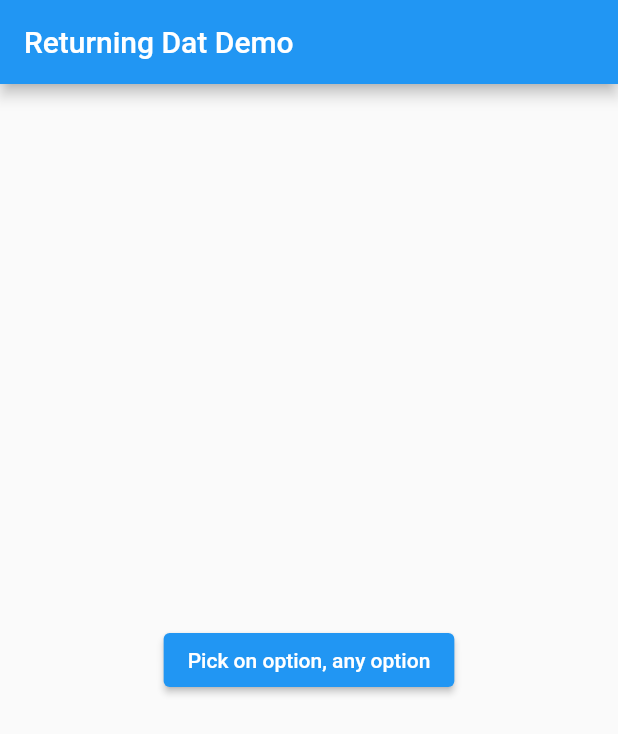
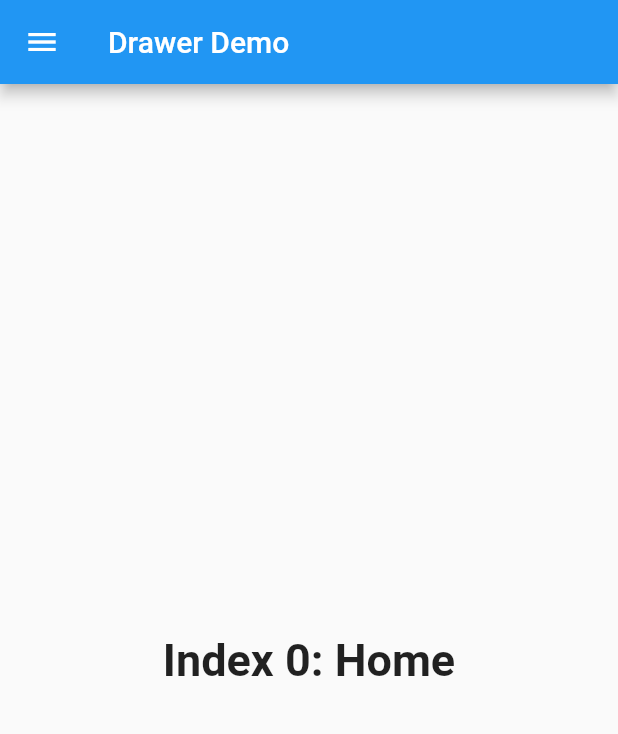
Before and after one commit to Khammunh/fast, a Flutter app: the screen it shows after launch, on a phone screen of 412 x 824 dp. Shown: the top 734 px of the screen. Run offline on Flutter 3.47's test engine with Material 2 defaults, Android fonts, the light colour scheme and no system bars.

Commit message:
create Drawer ListTitle()

```diff
--- a/lib/main.dart
+++ b/lib/main.dart
@@ -2,89 +2,75 @@ import 'package:flutter/material.dart';
 
 void main() {
   runApp(
-    const HomeScreen(),
+    const MyApp(),
   );
 }
 
-class HomeScreen extends StatelessWidget {
-  const HomeScreen({super.key});
+class MyApp extends StatelessWidget {
+  const MyApp({super.key});
+
+  static const appTitle = 'Drawer Demo';
 
   @override
   Widget build(BuildContext context) {
-    const title = 'Returning Dat Demo';
-    return MaterialApp(
-      home: Scaffold(
-        appBar: AppBar(
-          title: const Text(title),
-        ),
-        body: const Center(
-          child: SelectionButton(),
-        ),
+    return const MaterialApp(
+      title: appTitle,
+      home: MyHomePage(
+        title: appTitle,
       ),
     );
   }
 }
 
-class SelectionButton extends StatefulWidget {
-  const SelectionButton({super.key});
+class MyHomePage extends StatefulWidget {
+  const MyHomePage({super.key, required this.title});
+  final String title;
 
   @override
-  State<SelectionButton> createState() => _SelectionButtonState();
+  State<MyHomePage> createState() => _MyHomePageState();
 }
 
-class _SelectionButtonState extends State<SelectionButton> {
-  @override
-  Widget build(BuildContext context) {
-    return ElevatedButton(
-      child: const Text('Pick on option, any option'),
-      onPressed: () {
-        _navigateAndDisplaySelection(context);
-      },
-    );
+class _MyHomePageState extends State<MyHomePage> {
+  int _selectedIndex = 0;
+  static const TextStyle optionStyle =
+      TextStyle(fontSize: 30, fontWeight: FontWeight.bold);
+  static const List<Widget> _widgetOptions = <Widget>[
+    Text(
+      'Index 0: Home',
+      style: optionStyle,
+    ),
+    Text(
+      'Index 1: Business',
+      style: optionStyle,
+    ),
+    Text(
+      'Index 2: School',
+      style: optionStyle,
+    ),
+  ];
+
+  void _onItemTapped(int index) {
+    setState(() {
+      _selectedIndex = 0;
+    });
   }
-}
-
-Future<void> _navigateAndDisplaySelection(BuildContext context) async {
-  final result = await Navigator.push(
-    context,
-    MaterialPageRoute(
-      builder: (context) => const SelectionScreen(),
-    ),
-  );
-  if (!mounted) return;
-  ScaffoldMessenger.of(context).removeCurrentSnackBar() .sho;
-}
-
-class SelectionScreen extends StatelessWidget {
-  const SelectionScreen({super.key});
 
   @override
   Widget build(BuildContext context) {
     return Scaffold(
       appBar: AppBar(
-        title: const Text('Pick on option'),
+        title: Text(widget.title),
       ),
       body: Center(
-        child: Column(
-          mainAxisAlignment: MainAxisAlignment.center,
+        child: _widgetOptions[_selectedIndex],
+      ),
+      drawer: Drawer(
+        child: ListView(
+          padding: EdgeInsets.zero,
           children: [
-            Padding(
-              padding: const EdgeInsets.all(8),
-              child: ElevatedButton(
-                onPressed: () {
-                  Navigator.pop(context, 'Yep!');
-                },
-                child: const Text('Yep!'),
-              ),
-            ),
-            Padding(
-              padding: const EdgeInsets.all(8),
-              child: ElevatedButton(
-                onPressed: () {
-                  Navigator.pop(context, 'Nope!');
-                },
-                child: const Text('Nope.'),
-              ),
+            const DrawerHeader(
+              child: Text('Drawer Hearder'),
+              decoration: BoxDecoration(color: Colors.blue),
             ),
           ],
         ),
```
Also changed, not shown: lib/class_todos.dart (deleted, +0 -17 lines), lib/detailScreen.dart (deleted, +0 -23 lines).
